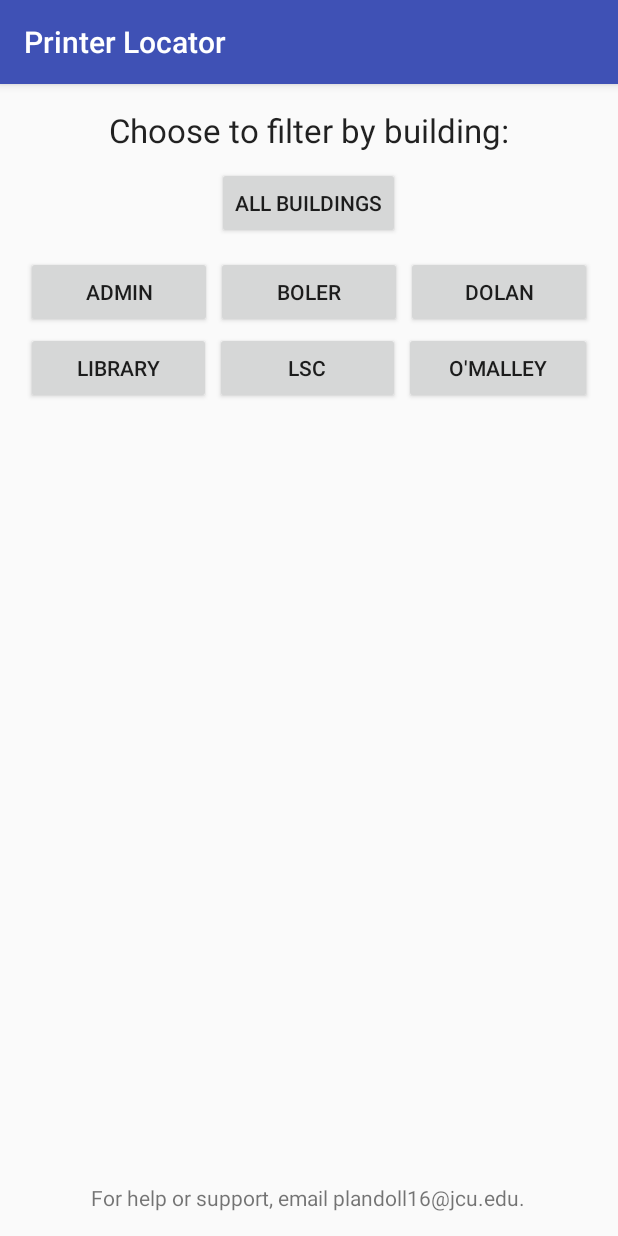
After one commit to pwlandoll/PrinterLocatorApp, an Android app: the AllPrinterFilterActivity screen opened directly, with no data from a screen before it, on a phone screen of 412 x 824 dp. The commit adds this screen. Run offline under Robolectric (Android 15) with nearby library versions, the phone set to English and light mode, and no system bars.

Commit message:
Added filter activity

```diff
--- a/app/src/main/AndroidManifest.xml
+++ b/app/src/main/AndroidManifest.xml
@@ -21,7 +21,8 @@
         </activity>
         <activity android:name=".ListAllPrintersActivity" />
         <activity android:name=".FindNearestPrinterActivity" />
-        <activity android:name=".DisplayPrinterActivity"></activity>
+        <activity android:name=".DisplayPrinterActivity" />
+        <activity android:name=".AllPrinterFilterActivity"></activity>
     </application>
 
 </manifest>
--- /dev/null
+++ b/app/src/main/java/edu/jcu/plandoll16/printerlocator/AllPrinterFilterActivity.java
@@ -0,0 +1,47 @@
+package edu.jcu.plandoll16.printerlocator;
+
+import android.content.Intent;
+import android.support.v7.app.AppCompatActivity;
+import android.os.Bundle;
+import android.view.View;
+import android.widget.Button;
+
+public class AllPrinterFilterActivity extends AppCompatActivity {
+    private Button allBuildingsButton, adminButton, bolerButton,
+            dolanButton, libraryButton, lscButton, omalleyButton;
+
+    @Override
+    protected void onCreate(Bundle savedInstanceState) {
+        super.onCreate(savedInstanceState);
+        setContentView(R.layout.activity_all_printer_filter);
+
+        allBuildingsButton = (Button)findViewById(R.id.allBuildingsButton);
+        adminButton = (Button)findViewById(R.id.adminButton);
+        bolerButton = (Button)findViewById(R.id.bolerButton);
+        dolanButton = (Button)findViewById(R.id.dolanButton);
+        libraryButton = (Button)findViewById(R.id.libraryButton);
+        lscButton = (Button)findViewById(R.id.lscButton);
+        omalleyButton = (Button)findViewById(R.id.omalleyButton);
+    }
+
+    private Button.OnClickListener buildingSelectorListener = new View.OnClickListener() {
+        @Override
+        public void onClick(View v) {
+            String buildingName = "all";
+            int id = v.getId();
+            switch (id) {
+                case R.id.allBuildingsButton: buildingName = "all"; break;
+                case R.id.adminButton: buildingName = "admin"; break;
+                case R.id.bolerButton: buildingName = "boler"; break;
+                case R.id.dolanButton: buildingName = "dolan"; break;
+                case R.id.libraryButton: buildingName = "library"; break;
+                case R.id.lscButton: buildingName = "lsc"; break;
+                case R.id.omalleyButton: buildingName = "omalley"; break;
+                default: buildingName = "all"; break;
+            }
+            Intent mIntent = new Intent(getApplicationContext(), ListAllPrintersActivity.class);
+            mIntent.putExtra("edu.jcu.plandoll16.PrinterLocator.buildingName", buildingName);
+            startActivity(mIntent);
+        }
+    };
+}
--- /dev/null
+++ b/app/src/main/res/layout/activity_all_printer_filter.xml
@@ -0,0 +1,107 @@
+<?xml version="1.0" encoding="utf-8"?>
+<RelativeLayout xmlns:android="http://schemas.android.com/apk/res/android"
+    xmlns:tools="http://schemas.android.com/tools"
+    android:layout_width="match_parent"
+    android:layout_height="match_parent"
+    android:paddingBottom="@dimen/activity_vertical_margin"
+    android:paddingLeft="@dimen/activity_horizontal_margin"
+    android:paddingRight="@dimen/activity_horizontal_margin"
+    android:paddingTop="@dimen/activity_vertical_margin"
+    tools:context="edu.jcu.plandoll16.printerlocator.AllPrinterFilterActivity">
+
+    <TextView
+        android:layout_width="wrap_content"
+        android:layout_height="wrap_content"
+        android:textAppearance="?android:attr/textAppearanceLarge"
+        android:text="@string/chooseBuilding"
+        android:id="@+id/choiceTextView"
+        android:layout_alignParentTop="true"
+        android:layout_centerHorizontal="true" />
+
+    <Button
+        android:layout_width="wrap_content"
+        android:layout_height="wrap_content"
+        android:text="@string/allBuildings"
+        android:id="@+id/allBuildingsButton"
+        android:layout_below="@+id/choiceTextView"
+        android:layout_centerHorizontal="true"
+        android:layout_margin="10dp" />
+
+    <LinearLayout
+        android:orientation="vertical"
+        android:layout_width="match_parent"
+        android:layout_height="wrap_content"
+        android:layout_below="@+id/allBuildingsButton"
+        android:layout_centerHorizontal="true">
+
+        <LinearLayout
+            android:orientation="horizontal"
+            android:layout_width="match_parent"
+            android:layout_height="wrap_content"
+            android:layout_gravity="center_horizontal">
+
+            <Button
+                android:layout_width="wrap_content"
+                android:layout_height="wrap_content"
+                android:text="@string/admin"
+                android:id="@+id/adminButton"
+                android:layout_weight="1"
+                android:layout_margin="1dp" />
+
+            <Button
+                android:layout_width="wrap_content"
+                android:layout_height="wrap_content"
+                android:text="@string/boler"
+                android:id="@+id/bolerButton"
+                android:layout_weight="1"
+                android:layout_margin="1dp" />
+
+            <Button
+                android:layout_width="wrap_content"
+                android:layout_height="wrap_content"
+                android:text="@string/dolan"
+                android:id="@+id/dolanButton"
+                android:layout_weight="1"
+                android:layout_margin="1dp" />
+        </LinearLayout>
+
+        <LinearLayout
+            android:orientation="horizontal"
+            android:layout_width="match_parent"
+            android:layout_height="wrap_content"
+            android:layout_gravity="center_horizontal" >
+
+            <Button
+                android:layout_width="wrap_content"
+                android:layout_height="wrap_content"
+                android:text="@string/library"
+                android:id="@+id/libraryButton"
+                android:layout_weight="1"
+                android:layout_margin="1dp" />
+
+            <Button
+                android:layout_width="wrap_content"
+                android:layout_height="wrap_content"
+                android:text="@string/lsc"
+                android:id="@+id/lscButton"
+                android:layout_weight="1"
+                android:layout_margin="1dp" />
+
+            <Button
+                android:layout_width="wrap_content"
+                android:layout_height="wrap_content"
+                android:text="@string/omalley"
+                android:id="@+id/omalleyButton"
+                android:layout_weight="1"
+                android:layout_margin="1dp" />
+        </LinearLayout>
+    </LinearLayout>
+
+    <TextView
+        android:layout_width="wrap_content"
+        android:layout_height="wrap_content"
+        android:text="@string/help"
+        android:id="@+id/helpTextView"
+        android:layout_alignParentBottom="true"
+        android:layout_centerHorizontal="true" />
+</RelativeLayout>
--- a/app/src/main/res/values/strings.xml
+++ b/app/src/main/res/values/strings.xml
@@ -1,20 +1,28 @@
 <resources>
     <string name="app_name">Printer Locator</string>
+    <string name="admin">Admin</string>
+    <string name="allBuildings">All buildings</string>
     <string name="allPrinters">All printers (scroll to see more)</string>
     <string name="banner">Locate the nearest printer!</string>
+    <string name="boler">Boler</string>
+    <string name="chooseBuilding">Choose to filter by building:</string>
+    <string name="dolan">Dolan</string>
     <string name="findNearestPrinter">Find nearest printers</string>
     <string name="found">Nearest printer found:</string>
     <string name="help">For help or support, email plandoll16@jcu.edu.</string>
     <string name="helpAndReport">
         For help or support, email plandoll16@jcu.edu.\nIf there is a problem with the printer, please contact the ITS Helpdesk at helpdesk@jcu.edu or (216) 397-3005.
     </string>
+    <string name="library">Library</string>
     <string name="listAllPrinters">List all available printers</string>
     <string name="locationNotice">
         This app prefers to have GPS enabled on your device.
         To ensure accurate measurements, please make sure that location services are enabled.
     </string>
+    <string name="lsc">LSC</string>
     <string name="more">More info</string>
     <string name="none">No nearby printers found. Please check your Internet connection.</string>
+    <string name="omalley">O'Malley</string>
     <string name="printerDes">Printer Description:</string>
     <string name="printerName">Printer Name:</string>
     <string name="statusCode">Printer Status Code:</string>
```
Also changed, not shown: app/src/main/assets/printers.db.
